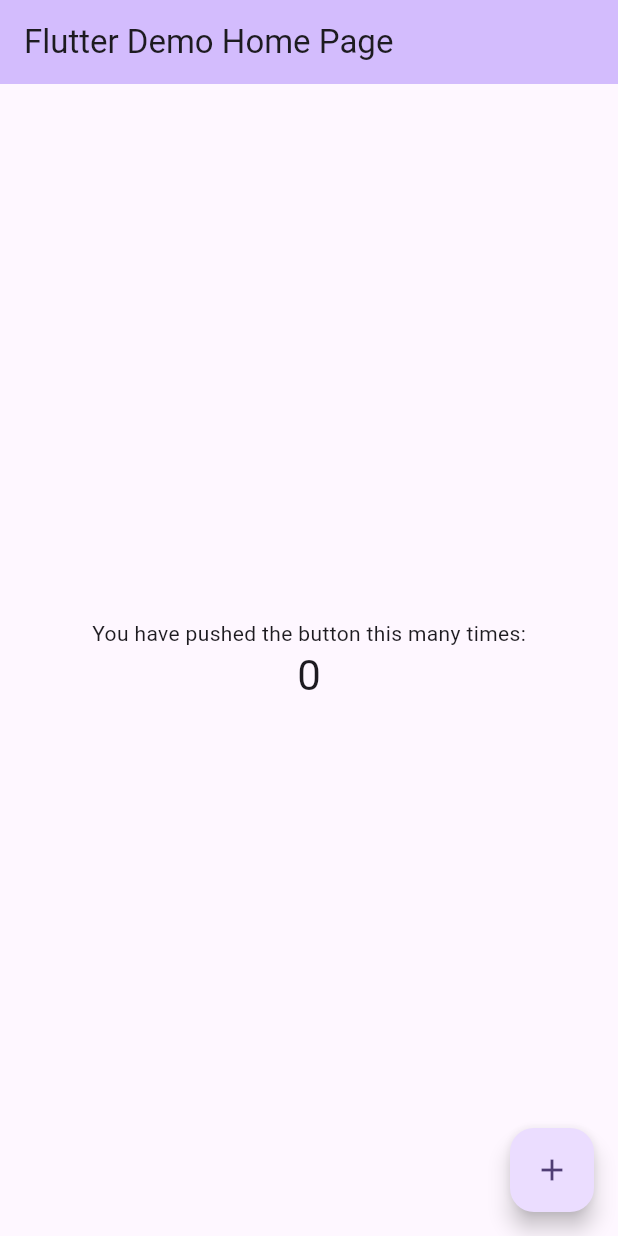
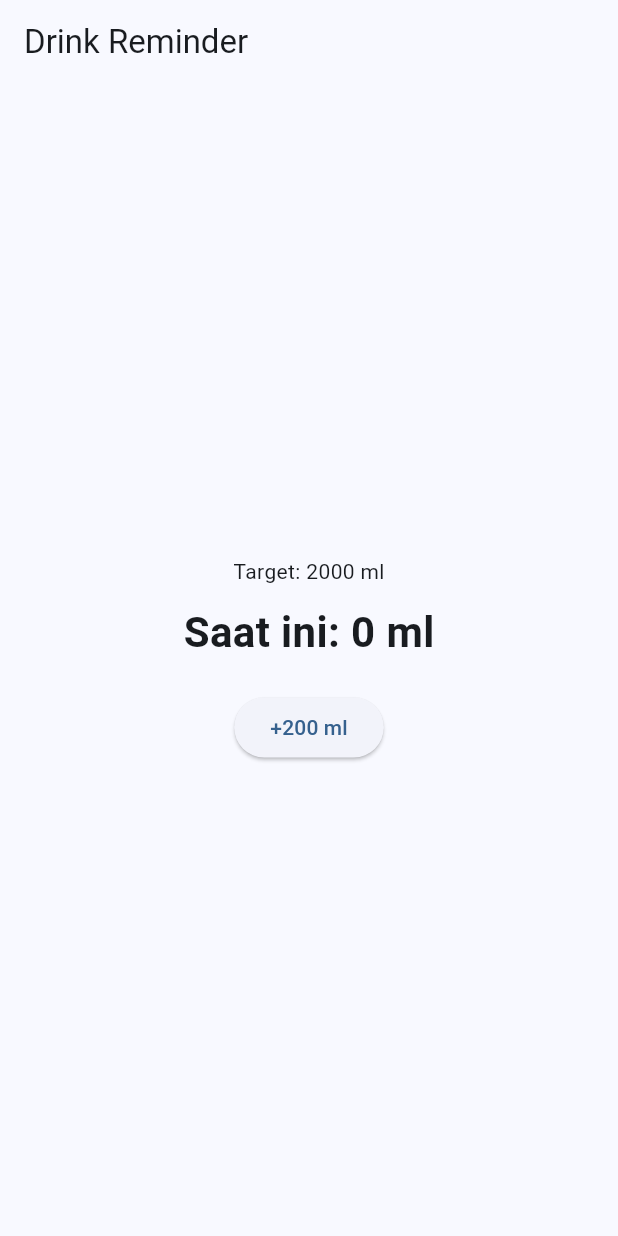
Before and after one commit to Dzaha-code/drink-reminder-app, a Flutter app: the screen it shows after launch, on a phone screen of 412 x 824 dp. Run offline on Flutter 3.47's test engine with Material 3 defaults, Android fonts, the phone set to English and light mode, and no system bars.

Commit message:
Update fitur reminder dan perbaikan UI

```diff
--- a/drink_app/lib/main.dart
+++ b/drink_app/lib/main.dart
@@ -1,122 +1,69 @@
 import 'package:flutter/material.dart';
 
 void main() {
-  runApp(const MyApp());
+  runApp(const DrinkApp());
 }
 
-class MyApp extends StatelessWidget {
-  const MyApp({super.key});
+class DrinkApp extends StatelessWidget {
+  const DrinkApp({super.key});
 
-  // This widget is the root of your application.
   @override
   Widget build(BuildContext context) {
     return MaterialApp(
-      title: 'Flutter Demo',
+      debugShowCheckedModeBanner: false,
+      title: "Drink Reminder",
       theme: ThemeData(
-        // This is the theme of your application.
-        //
-        // TRY THIS: Try running your application with "flutter run". You'll see
-        // the application has a purple toolbar. Then, without quitting the app,
-        // try changing the seedColor in the colorScheme below to Colors.green
-        // and then invoke "hot reload" (save your changes or press the "hot
-        // reload" button in a Flutter-supported IDE, or press "r" if you used
-        // the command line to start the app).
-        //
-        // Notice that the counter didn't reset back to zero; the application
-        // state is not lost during the reload. To reset the state, use hot
-        // restart instead.
-        //
-        // This works for code too, not just values: Most code changes can be
-        // tested with just a hot reload.
-        colorScheme: ColorScheme.fromSeed(seedColor: Colors.deepPurple),
+        colorScheme: ColorScheme.fromSeed(seedColor: Colors.blue),
+        useMaterial3: true,
       ),
-      home: const MyHomePage(title: 'Flutter Demo Home Page'),
+      home: const HomePage(),
     );
   }
 }
 
-class MyHomePage extends StatefulWidget {
-  const MyHomePage({super.key, required this.title});
-
-  // This widget is the home page of your application. It is stateful, meaning
-  // that it has a State object (defined below) that contains fields that affect
-  // how it looks.
-
-  // This class is the configuration for the state. It holds the values (in this
-  // case the title) provided by the parent (in this case the App widget) and
-  // used by the build method of the State. Fields in a Widget subclass are
-  // always marked "final".
-
-  final String title;
+class HomePage extends StatefulWidget {
+  const HomePage({super.key});
 
   @override
-  State<MyHomePage> createState() => _MyHomePageState();
+  State<HomePage> createState() => _HomePageState();
 }
 
-class _MyHomePageState extends State<MyHomePage> {
-  int _counter = 0;
+class _HomePageState extends State<HomePage> {
+  int current = 0;
+  int target = 2000;
 
-  void _incrementCounter() {
+  void addWater(int ml) {
     setState(() {
-      // This call to setState tells the Flutter framework that something has
-      // changed in this State, which causes it to rerun the build method below
-      // so that the display can reflect the updated values. If we changed
-      // _counter without calling setState(), then the build method would not be
-      // called again, and so nothing would appear to happen.
-      _counter++;
+      current += ml;
+      if (current > target) current = target;
     });
   }
 
   @override
   Widget build(BuildContext context) {
-    // This method is rerun every time setState is called, for instance as done
-    // by the _incrementCounter method above.
-    //
-    // The Flutter framework has been optimized to make rerunning build methods
-    // fast, so that you can just rebuild anything that needs updating rather
-    // than having to individually change instances of widgets.
     return Scaffold(
       appBar: AppBar(
-        // TRY THIS: Try changing the color here to a specific color (to
-        // Colors.amber, perhaps?) and trigger a hot reload to see the AppBar
-        // change color while the other colors stay the same.
-        backgroundColor: Theme.of(context).colorScheme.inversePrimary,
-        // Here we take the value from the MyHomePage object that was created by
-        // the App.build method, and use it to set our appbar title.
-        title: Text(widget.title),
+        title: const Text("Drink Reminder"),
       ),
       body: Center(
-        // Center is a layout widget. It takes a single child and positions it
-        // in the middle of the parent.
         child: Column(
-          // Column is also a layout widget. It takes a list of children and
-          // arranges them vertically. By default, it sizes itself to fit its
-          // children horizontally, and tries to be as tall as its parent.
-          //
-          // Column has various properties to control how it sizes itself and
-          // how it positions its children. Here we use mainAxisAlignment to
-          // center the children vertically; the main axis here is the vertical
-          // axis because Columns are vertical (the cross axis would be
-          // horizontal).
-          //
-          // TRY THIS: Invoke "debug painting" (choose the "Toggle Debug Paint"
-          // action in the IDE, or press "p" in the console), to see the
-          // wireframe for each widget.
           mainAxisAlignment: MainAxisAlignment.center,
-          children: <Widget>[
-            const Text('You have pushed the button this many times:'),
-            Text(
-              '$_counter',
-              style: Theme.of(context).textTheme.headlineMedium,
+          children: [
+            Text("Target: $target ml"),
+            const SizedBox(height: 10),
+            Text("Saat ini: $current ml",
+                style: const TextStyle(
+                  fontSize: 28,
+                  fontWeight: FontWeight.bold,
+                )),
+            const SizedBox(height: 20),
+            ElevatedButton(
+              onPressed: () => addWater(200),
+              child: const Text("+200 ml"),
             ),
           ],
         ),
       ),
-      floatingActionButton: FloatingActionButton(
-        onPressed: _incrementCounter,
-        tooltip: 'Increment',
-        child: const Icon(Icons.add),
-      ), // This trailing comma makes auto-formatting nicer for build methods.
     );
   }
 }
```
Also changed, not shown: 1 other file.
